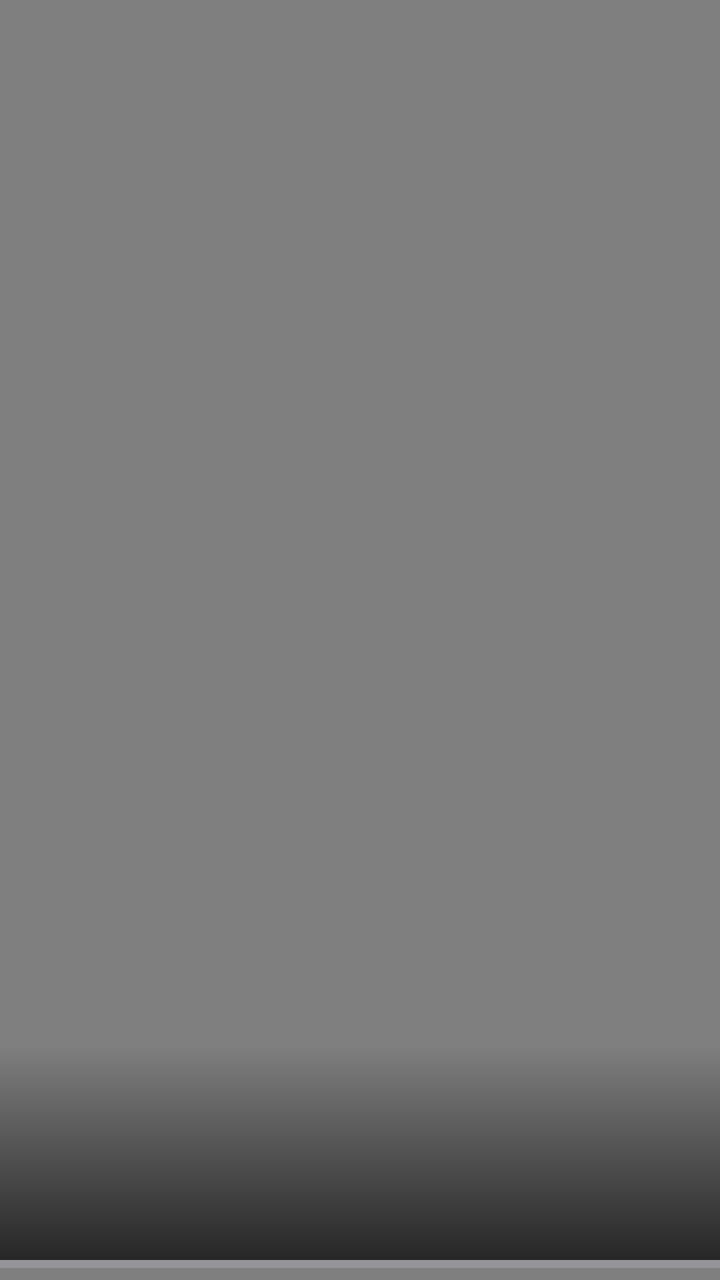
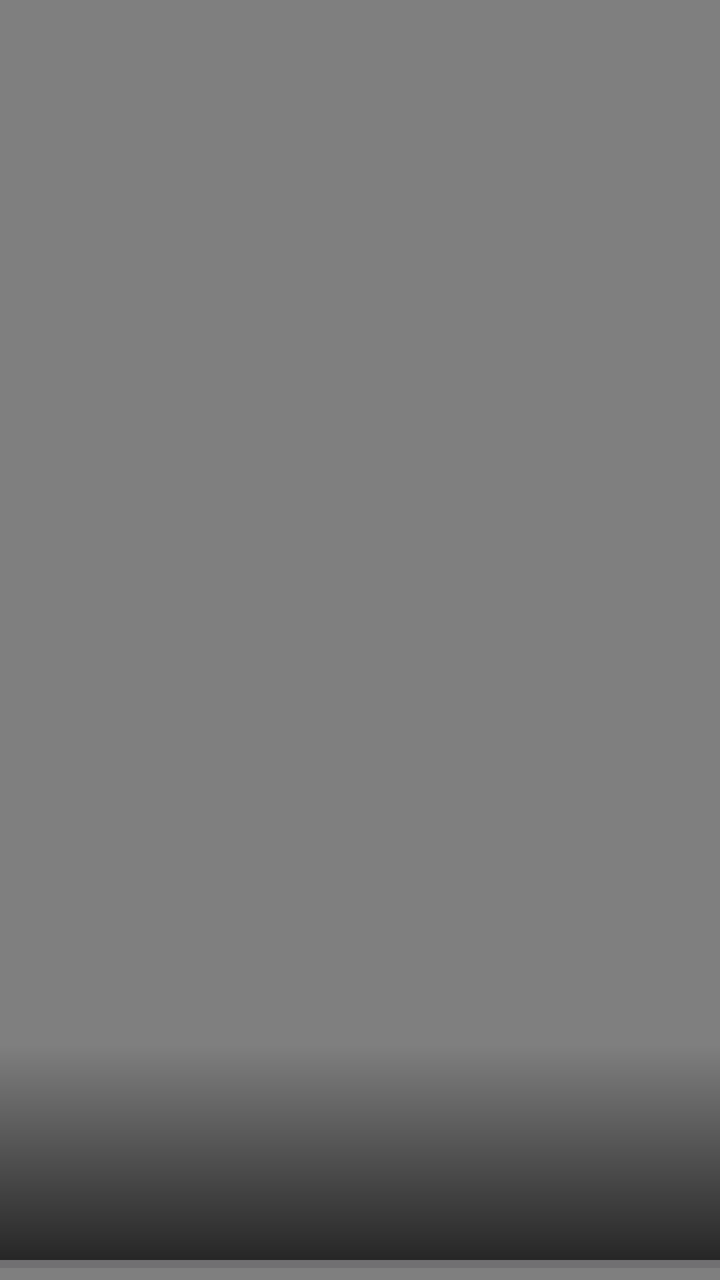

An Android layout rendered at two revisions. The XML below is the earlier revision; the diff shows what the commit changed to produce the second picture.
<!-- AndroidManifest.xml: application theme Theme.TikTokGrab -->
<!-- res/layout/item_offline.xml -->
<?xml version="1.0" encoding="utf-8"?>
<FrameLayout xmlns:android="http://schemas.android.com/apk/res/android"
    android:id="@+id/offlinePage"
    android:layout_width="match_parent"
    android:layout_height="match_parent"
    android:background="@android:color/black">

    <VideoView
        android:id="@+id/localVideo"
        android:layout_width="match_parent"
        android:layout_height="match_parent"
        android:layout_gravity="center" />

    <TextView
        android:id="@+id/localPause"
        android:layout_width="64dp"
        android:layout_height="64dp"
        android:layout_gravity="center"
        android:background="@drawable/play_bg"
        android:gravity="center"
        android:text="▶"
        android:textColor="@color/text"
        android:textSize="22sp"
        android:visibility="gone" />

    <ProgressBar
        android:id="@+id/localBar"
        style="?android:attr/progressBarStyleHorizontal"
        android:layout_width="match_parent"
        android:layout_height="wrap_content"
        android:layout_gravity="bottom"
        android:max="100"
        android:progressTint="@color/accent" />

    <LinearLayout
        android:layout_width="match_parent"
        android:layout_height="wrap_content"
        android:layout_gravity="bottom"
        android:layout_marginBottom="10dp"
        android:background="@drawable/bottom_scrim"
        android:orientation="vertical"
        android:paddingStart="14dp"
        android:paddingTop="26dp"
        android:paddingEnd="14dp"
        android:paddingBottom="20dp">

        <TextView
            android:id="@+id/localAuthor"
            android:layout_width="wrap_content"
            android:layout_height="wrap_content"
            android:shadowColor="#80000000"
            android:shadowRadius="4"
            android:textColor="@color/text"
            android:textSize="15sp"
            android:textStyle="bold" />

        <TextView
            android:id="@+id/localCaption"
            android:layout_width="match_parent"
            android:layout_height="wrap_content"
            android:layout_marginTop="4dp"
            android:ellipsize="end"
            android:maxLines="2"
            android:shadowColor="#80000000"
            android:shadowRadius="4"
            android:textColor="@color/text"
            android:textSize="13sp" />

        <TextView
            android:id="@+id/localMore"
            android:layout_width="wrap_content"
            android:layout_height="wrap_content"
            android:layout_marginTop="2dp"
            android:paddingTop="2dp"
            android:paddingBottom="2dp"
            android:text="@string/see_more"
            android:textColor="@color/text"
            android:textSize="13sp"
            android:textStyle="bold"
            android:visibility="gone" />

        <TextView
            android:id="@+id/localMeta"
            android:layout_width="match_parent"
            android:layout_height="wrap_content"
            android:layout_marginTop="5dp"
            android:shadowColor="#80000000"
            android:shadowRadius="4"
            android:textColor="@color/muted"
            android:textSize="12sp" />
    </LinearLayout>

</FrameLayout>
<!-- resources referenced by this layout -->
<resources>
  <color name="accent">#DA3152</color>
  <color name="muted">#8B949E</color>
  <color name="text">#E6EDF3</color>
  <!-- drawable bottom_scrim (drawable) -->
  <?xml version="1.0" encoding="utf-8"?>
  <shape xmlns:android="http://schemas.android.com/apk/res/android" android:shape="rectangle">
      <gradient
          android:angle="90"
          android:endColor="#00000000"
          android:startColor="#B3000000"
          android:type="linear" />
  </shape>
  <!-- drawable play_bg (drawable) -->
  <?xml version="1.0" encoding="utf-8"?>
  <shape xmlns:android="http://schemas.android.com/apk/res/android" android:shape="oval">
      <solid android:color="#A8000000" />
      <stroke android:width="1dp" android:color="#B3FFFFFF" />
  </shape>
  <string name="see_more">See more</string>
  <style name="Theme.TikTokGrab" parent="Theme.Material3.Dark.NoActionBar">
          <item name="colorPrimary">@color/accent</item>
          <item name="colorOnPrimary">@color/text</item>
          <item name="android:windowBackground">@color/bg</item>
          <item name="android:statusBarColor">@color/bg</item>
          <item name="android:textViewStyle">@style/Widget.Grab.Text</item>
          <item name="materialButtonStyle">@style/Widget.Grab.Button</item>
          <item name="materialButtonOutlinedStyle">@style/Widget.Grab.Button.Outlined</item>
      </style>
  <color name="bg">#0D1117</color>
  <style name="Widget.Grab.Text" parent="android:Widget.TextView">
          <item name="android:fontFamily">serif</item>
      </style>
  <style name="Widget.Grab.Button" parent="Widget.Material3.Button">
          <item name="android:fontFamily">serif</item>
          <item name="android:textAllCaps">false</item>
          <item name="cornerRadius">12dp</item>
      </style>
  <style name="Widget.Grab.Button.Outlined" parent="Widget.Material3.Button.OutlinedButton">
          <item name="android:fontFamily">serif</item>
          <item name="android:textAllCaps">false</item>
          <item name="cornerRadius">12dp</item>
      </style>
</resources>

<!-- the commit's change to res/layout/item_offline.xml (unified diff, before → after) -->
@@ -19,7 +19,7 @@
         android:background="@drawable/play_bg"
         android:gravity="center"
         android:text="▶"
-        android:textColor="@color/text"
+        android:textColor="@color/on_video"
         android:textSize="22sp"
         android:visibility="gone" />
 
@@ -50,7 +50,7 @@
             android:layout_height="wrap_content"
             android:shadowColor="#80000000"
             android:shadowRadius="4"
-            android:textColor="@color/text"
+            android:textColor="@color/on_video"
             android:textSize="15sp"
             android:textStyle="bold" />
 
@@ -63,7 +63,7 @@
             android:maxLines="2"
             android:shadowColor="#80000000"
             android:shadowRadius="4"
-            android:textColor="@color/text"
+            android:textColor="@color/on_video"
             android:textSize="13sp" />
 
         <TextView
@@ -74,7 +74,7 @@
             android:paddingTop="2dp"
             android:paddingBottom="2dp"
             android:text="@string/see_more"
-            android:textColor="@color/text"
+            android:textColor="@color/on_video"
             android:textSize="13sp"
             android:textStyle="bold"
             android:visibility="gone" />
@@ -86,7 +86,7 @@
             android:layout_marginTop="5dp"
             android:shadowColor="#80000000"
             android:shadowRadius="4"
-            android:textColor="@color/muted"
+            android:textColor="@color/on_video_muted"
             android:textSize="12sp" />
     </LinearLayout>
 
<!-- resource entries referenced after the edit -->
@@ -1,8 +1,9 @@
 <!-- resources referenced by this layout -->
 <resources>
-  <color name="accent">#DA3152</color>
-  <color name="muted">#8B949E</color>
-  <color name="text">#E6EDF3</color>
+  <color name="accent">#FE2C55</color>
+  <color name="on_video">#FFFFFF</color>
+  <color name="on_video_muted">#AEB0BD</color>
+  <color name="text">#161823</color>
   <!-- drawable bottom_scrim (drawable) -->
   <?xml version="1.0" encoding="utf-8"?>
   <shape xmlns:android="http://schemas.android.com/apk/res/android" android:shape="rectangle">
@@ -19,16 +20,25 @@
       <stroke android:width="1dp" android:color="#B3FFFFFF" />
   </shape>
   <string name="see_more">See more</string>
-  <style name="Theme.TikTokGrab" parent="Theme.Material3.Dark.NoActionBar">
+  <style name="Theme.TikTokGrab" parent="Theme.Material3.DayNight.NoActionBar">
           <item name="colorPrimary">@color/accent</item>
-          <item name="colorOnPrimary">@color/text</item>
+          <item name="colorOnPrimary">@color/on_accent</item>
+          <item name="colorSecondary">@color/cyan</item>
+          <item name="colorSurface">@color/card</item>
+          <item name="colorOnSurface">@color/text</item>
+          <item name="android:colorBackground">@color/bg</item>
           <item name="android:windowBackground">@color/bg</item>
           <item name="android:statusBarColor">@color/bg</item>
+          <item name="android:navigationBarColor">@color/bg</item>
+          <item name="android:windowLightStatusBar">@bool/light_status_bar</item>
           <item name="android:textViewStyle">@style/Widget.Grab.Text</item>
           <item name="materialButtonStyle">@style/Widget.Grab.Button</item>
           <item name="materialButtonOutlinedStyle">@style/Widget.Grab.Button.Outlined</item>
       </style>
-  <color name="bg">#0D1117</color>
+  <color name="on_accent">#FFFFFF</color>
+  <color name="cyan">#00A89B</color>
+  <color name="card">#F8F8F8</color>
+  <color name="bg">#FFFFFF</color>
   <style name="Widget.Grab.Text" parent="android:Widget.TextView">
           <item name="android:fontFamily">serif</item>
       </style>
